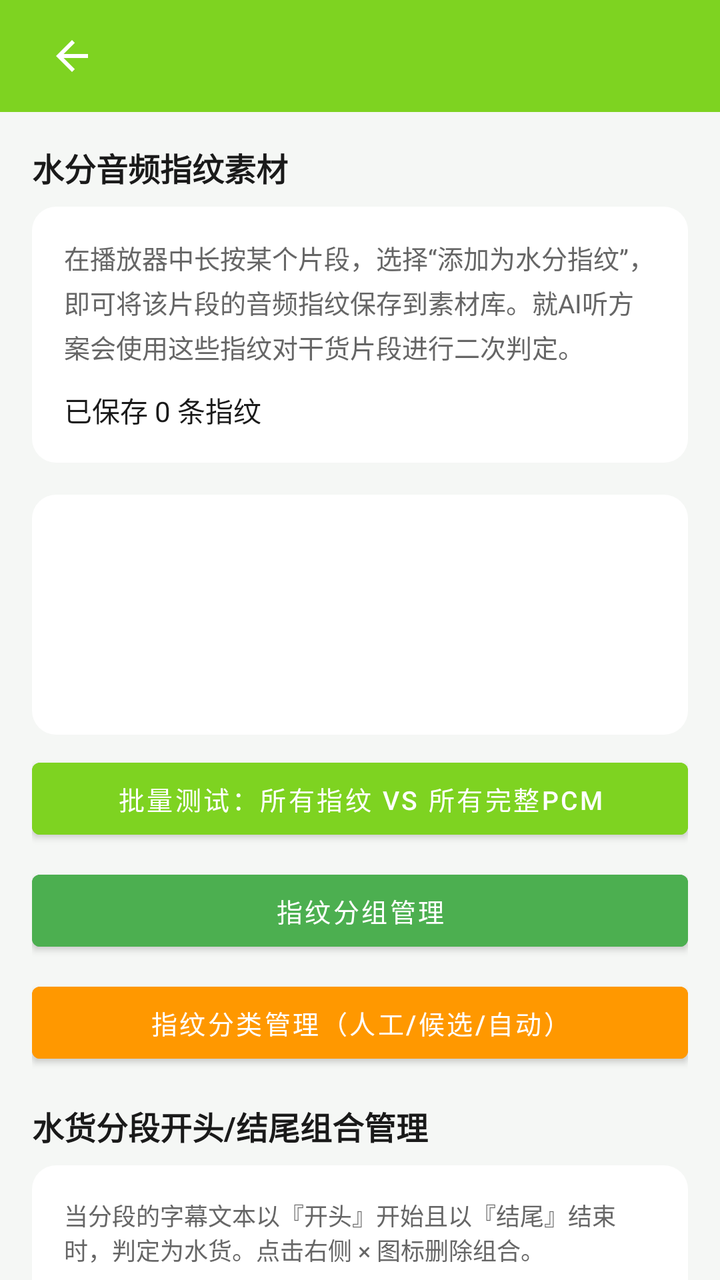
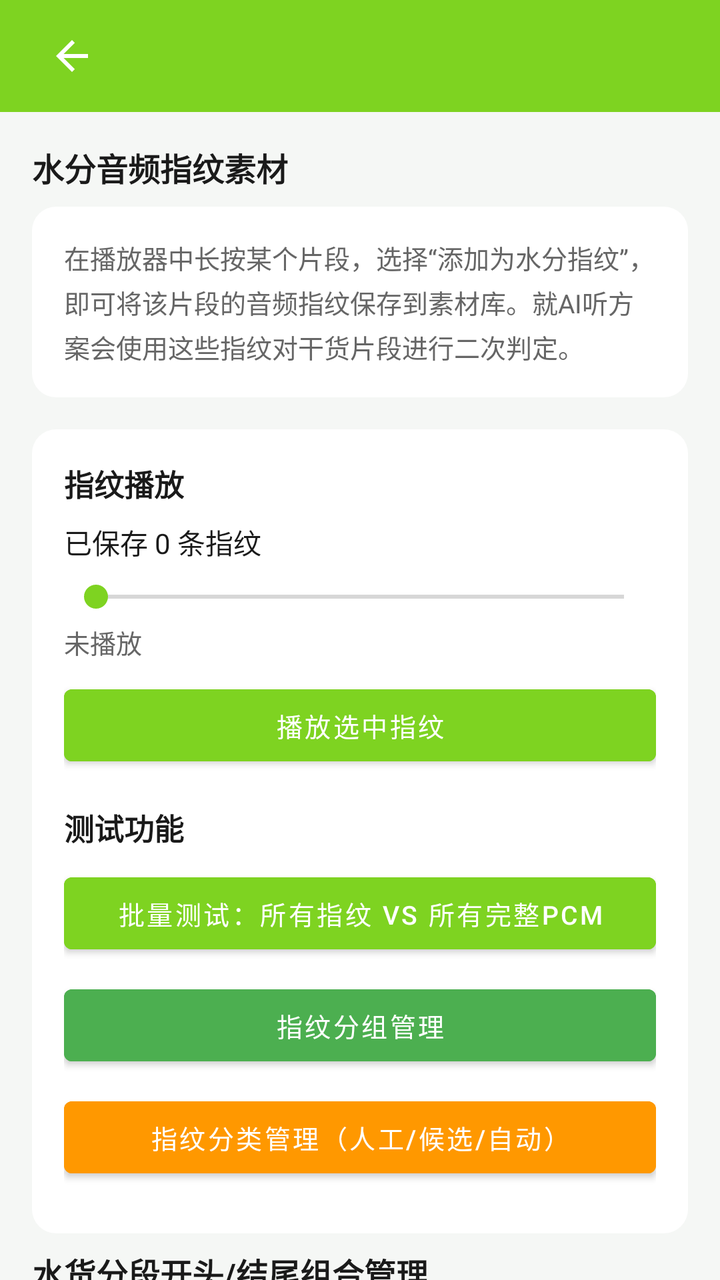

The first picture is an Android layout as it rendered before a commit; the second is the same layout after the commit. The layout source and the unified diff follow.
<!-- AndroidManifest.xml: application theme Theme.RadioApp.Fresh -->
<!-- res/layout/activity_keyword_settings.xml -->
<?xml version="1.0" encoding="utf-8"?>
<LinearLayout xmlns:android="http://schemas.android.com/apk/res/android"
    xmlns:app="http://schemas.android.com/apk/res-auto"
    android:layout_width="match_parent"
    android:layout_height="match_parent"
    android:orientation="vertical"
    android:background="?attr/appBackground">

    <include layout="@layout/view_title_bar" />

    <androidx.core.widget.NestedScrollView
        android:layout_width="match_parent"
        android:layout_height="match_parent">

        <LinearLayout
            android:layout_width="match_parent"
            android:layout_height="wrap_content"
            android:orientation="vertical"
            android:padding="16dp">

            
            <TextView
                android:layout_width="wrap_content"
                android:layout_height="wrap_content"
                android:text="水分音频指纹素材"
                android:textColor="?attr/appTextPrimary"
                android:textSize="16sp"
                android:textStyle="bold"
                android:layout_marginBottom="8dp" />

            <LinearLayout
                android:layout_width="match_parent"
                android:layout_height="wrap_content"
                android:orientation="vertical"
                android:background="@drawable/bg_card"
                android:padding="16dp"
                android:layout_marginBottom="16dp">

                <TextView
                    android:layout_width="wrap_content"
                    android:layout_height="wrap_content"
                    android:text="在播放器中长按某个片段，选择&#x201C;添加为水分指纹&#x201D;，即可将该片段的音频指纹保存到素材库。就AI听方案会使用这些指纹对干货片段进行二次判定。"
                    android:textColor="?attr/appTextSecondary"
                    android:textSize="13sp"
                    android:lineSpacingMultiplier="1.2" />

                <TextView
                    android:id="@+id/tv_fingerprint_count"
                    android:layout_width="wrap_content"
                    android:layout_height="wrap_content"
                    android:layout_marginTop="12dp"
                    android:text="已保存 0 条指纹"
                    android:textColor="?attr/appTextPrimary"
                    android:textSize="14sp" />
            </LinearLayout>

            
            <androidx.recyclerview.widget.RecyclerView
                android:id="@+id/recycler_audio_fingerprints"
                android:layout_width="match_parent"
                android:layout_height="wrap_content"
                android:minHeight="120dp"
                android:background="@drawable/bg_card"
                android:padding="8dp"
                android:layout_marginBottom="8dp"
                android:nestedScrollingEnabled="false" />

            <TextView
                android:id="@+id/tv_fingerprints_empty"
                android:layout_width="wrap_content"
                android:layout_height="wrap_content"
                android:layout_gravity="center_horizontal"
                android:layout_marginBottom="8dp"
                android:text="暂无音频指纹素材"
                android:textColor="?attr/appTextMuted"
                android:textSize="14sp"
                android:visibility="gone" />

            
            <Button
                android:id="@+id/btn_test_all_fingerprints"
                android:layout_width="match_parent"
                android:layout_height="wrap_content"
                android:text="批量测试：所有指纹 vs 所有完整PCM"
                android:textColor="@color/white"
                android:backgroundTint="?attr/appAccent"
                android:layout_marginBottom="8dp"
                android:textSize="13sp" />

            
            <Button
                android:id="@+id/btn_fingerprint_groups"
                android:layout_width="match_parent"
                android:layout_height="wrap_content"
                android:text="指纹分组管理"
                android:textColor="@color/white"
                android:backgroundTint="#4CAF50"
                android:layout_marginBottom="8dp"
                android:textSize="13sp" />

            
            <Button
                android:id="@+id/btn_fingerprint_management"
                android:layout_width="match_parent"
                android:layout_height="wrap_content"
                android:text="指纹分类管理（人工/候选/自动）"
                android:textColor="@color/white"
                android:backgroundTint="#FF9800"
                android:layout_marginBottom="16dp"
                android:textSize="13sp" />

            
            <TextView
                android:layout_width="wrap_content"
                android:layout_height="wrap_content"
                android:text="水货分段开头/结尾组合管理"
                android:textColor="?attr/appTextPrimary"
                android:textSize="16sp"
                android:textStyle="bold"
                android:layout_marginBottom="8dp" />

            <LinearLayout
                android:layout_width="match_parent"
                android:layout_height="wrap_content"
                android:orientation="vertical"
                android:background="@drawable/bg_card"
                android:padding="16dp"
                android:layout_marginBottom="16dp">

                <TextView
                    android:layout_width="wrap_content"
                    android:layout_height="wrap_content"
                    android:text="当分段的字幕文本以『开头』开始且以『结尾』结束时，判定为水货。点击右侧 × 图标删除组合。"
                    android:textColor="?attr/appTextSecondary"
                    android:textSize="12sp"
                    android:layout_marginBottom="8dp" />

                <LinearLayout
                    android:layout_width="match_parent"
                    android:layout_height="wrap_content"
                    android:orientation="horizontal"
                    android:gravity="center_vertical">

                    <EditText
                        android:id="@+id/et_combination_start"
                        android:layout_width="0dp"
                        android:layout_height="wrap_content"
                        android:layout_weight="1"
                        android:hint="开头文字"
                        android:textColor="?attr/appTextPrimary"
                        android:textColorHint="?attr/appTextSecondary"
                        android:background="@drawable/bg_card"
                        android:padding="12dp"
                        android:textSize="14sp"
                        android:singleLine="true"
                        android:imeOptions="actionNext" />

                    <EditText
                        android:id="@+id/et_combination_end"
                        android:layout_width="0dp"
                        android:layout_height="wrap_content"
                        android:layout_weight="1"
                        android:hint="结尾文字"
                        android:textColor="?attr/appTextPrimary"
                        android:textColorHint="?attr/appTextSecondary"
                        android:background="@drawable/bg_card"
                        android:padding="12dp"
                        android:textSize="14sp"
                        android:layout_marginStart="8dp"
                        android:singleLine="true"
                        android:imeOptions="actionDone" />
                </LinearLayout>

                <Button
                    android:id="@+id/btn_add_combination"
                    android:layout_width="match_parent"
                    android:layout_height="wrap_content"
                    android:text="添加组合"
                    android:textColor="@color/white"
                    android:backgroundTint="?attr/appAccent"
                    android:layout_marginTop="8dp" />

                <com.google.android.material.chip.ChipGroup
                    android:id="@+id/chip_group_combinations"
                    android:layout_width="match_parent"
                    android:layout_height="wrap_content"
                    android:layout_marginTop="12dp"
                    app:singleSelection="false"
                    app:chipSpacingHorizontal="8dp"
                    app:chipSpacingVertical="8dp" />

                <TextView
                    android:id="@+id/tv_combinations_empty"
                    android:layout_width="wrap_content"
                    android:layout_height="wrap_content"
                    android:text="暂无组合，请在上方输入并添加"
                    android:textColor="?attr/appTextMuted"
                    android:textSize="13sp"
                    android:layout_marginTop="4dp"
                    android:visibility="gone" />
            </LinearLayout>

        </LinearLayout>
    </androidx.core.widget.NestedScrollView>
</LinearLayout>
<!-- res/layout/view_title_bar.xml (included above) -->
<?xml version="1.0" encoding="utf-8"?>
<RelativeLayout xmlns:android="http://schemas.android.com/apk/res/android"
    android:layout_width="match_parent"
    android:layout_height="56dp"
    android:background="?attr/colorPrimary"
    android:paddingHorizontal="16dp">

    <ImageButton
        android:id="@+id/btn_back"
        android:layout_width="40dp"
        android:layout_height="40dp"
        android:layout_alignParentStart="true"
        android:layout_centerVertical="true"
        android:background="?attr/selectableItemBackgroundBorderless"
        android:src="@drawable/ic_back"
        android:contentDescription="返回" />

    <TextView
        android:id="@+id/tv_title"
        android:layout_width="wrap_content"
        android:layout_height="wrap_content"
        android:layout_centerInParent="true"
        android:textColor="?attr/colorOnPrimary"
        android:textSize="18sp"
        android:textStyle="bold" />
</RelativeLayout>
<!-- resources referenced by this layout -->
<resources>
  <color name="white">#FFFFFF</color>
  <!-- drawable bg_card (drawable) -->
  <?xml version="1.0" encoding="utf-8"?>
  <shape xmlns:android="http://schemas.android.com/apk/res/android" android:shape="rectangle">
      <solid android:color="?attr/appSurface" />
      <corners android:radius="12dp" />
  </shape>
  <!-- drawable ic_back (drawable) -->
  <?xml version="1.0" encoding="utf-8"?>
  <vector xmlns:android="http://schemas.android.com/apk/res/android"
      android:width="24dp"
      android:height="24dp"
      android:viewportWidth="24"
      android:viewportHeight="24">
      <path
          android:fillColor="#FFFFFF"
          android:pathData="M20,11H7.83l5.59,-5.59L12,4l-8,8 8,8 1.41,-1.41L7.83,13H20v-2z"/>
  </vector>
  <style name="Theme.RadioApp.Fresh" parent="Theme.MaterialComponents.Light.NoActionBar">
          <item name="colorPrimary">#7ED321</item>
          <item name="colorPrimaryVariant">#6BBF1A</item>
          <item name="colorOnPrimary">#FFFFFF</item>
          <item name="colorAccent">#7ED321</item>
          <item name="android:colorBackground">#F5F7F5</item>
          <item name="colorSurface">#FFFFFF</item>
          <item name="colorOnSurface">#1A1A1A</item>
          <item name="android:textColorPrimary">#1A1A1A</item>
          <item name="android:textColorSecondary">#666666</item>
          <item name="android:statusBarColor">#F5F7F5</item>
          <item name="android:navigationBarColor">#F5F7F5</item>
          <item name="appBackground">#F5F7F5</item>
          <item name="appSurface">#FFFFFF</item>
          <item name="appCardBackground">#FFFFFF</item>
          <item name="appTextPrimary">#1A1A1A</item>
          <item name="appTextSecondary">#666666</item>
          <item name="appTextMuted">#999999</item>
          <item name="appAccent">#7ED321</item>
          <item name="appAccentLight">#9EE855</item>
          <item name="appBorder">#E0E0E0</item>
          <item name="appDivider">#E0E0E0</item>
          <item name="appSuccess">#2ecc71</item>
          <item name="appWarning">#f39c12</item>
          <item name="appError">#e74c3c</item>
          <item name="appNavBackground">#FFFFFF</item>
          <item name="appNavActive">#7ED321</item>
          <item name="appNavInactive">#999999</item>
          <item name="appNotificationBackground">#FFFFFF</item>
          <item name="appNotificationText">#1A1A1A</item>
      </style>
</resources>

<!-- the commit's change to res/layout/activity_keyword_settings.xml (unified diff, before → after) -->
@@ -43,71 +43,107 @@
                     android:textColor="?attr/appTextSecondary"
                     android:textSize="13sp"
                     android:lineSpacingMultiplier="1.2" />
+            </LinearLayout>
+
+            
+            <LinearLayout
+                android:layout_width="match_parent"
+                android:layout_height="wrap_content"
+                android:orientation="vertical"
+                android:background="@drawable/bg_card"
+                android:padding="16dp"
+                android:layout_marginBottom="8dp">
+
+                <TextView
+                    android:layout_width="wrap_content"
+                    android:layout_height="wrap_content"
+                    android:text="指纹播放"
+                    android:textColor="?attr/appTextPrimary"
+                    android:textSize="15sp"
+                    android:textStyle="bold"
+                    android:layout_marginBottom="8dp" />
 
                 <TextView
                     android:id="@+id/tv_fingerprint_count"
                     android:layout_width="wrap_content"
                     android:layout_height="wrap_content"
-                    android:layout_marginTop="12dp"
                     android:text="已保存 0 条指纹"
                     android:textColor="?attr/appTextPrimary"
-                    android:textSize="14sp" />
+                    android:textSize="14sp"
+                    android:layout_marginBottom="8dp" />
+
+                
+                <SeekBar
+                    android:id="@+id/sb_playback_progress"
+                    android:layout_width="match_parent"
+                    android:layout_height="wrap_content"
+                    android:layout_marginBottom="4dp"
+                    android:max="1000"
+                    android:progress="0" />
+
+                <TextView
+                    android:id="@+id/tv_playback_status"
+                    android:layout_width="wrap_content"
+                    android:layout_height="wrap_content"
+                    android:text="未播放"
+                    android:textColor="?attr/appTextSecondary"
+                    android:textSize="13sp"
+                    android:layout_marginBottom="8dp" />
+
+                
+                <Button
+                    android:id="@+id/btn_playback_fingerprint"
+                    android:layout_width="match_parent"
+                    android:layout_height="wrap_content"
+                    android:text="播放选中指纹"
+                    android:textColor="@color/white"
+                    android:backgroundTint="?attr/appAccent"
+                    android:layout_marginBottom="8dp"
+                    android:textSize="13sp" />
+
+                <TextView
+                    android:layout_width="wrap_content"
+                    android:layout_height="wrap_content"
+                    android:text="测试功能"
+                    android:textColor="?attr/appTextPrimary"
+                    android:textSize="15sp"
+                    android:textStyle="bold"
+                    android:layout_marginTop="8dp"
+                    android:layout_marginBottom="8dp" />
+
+                
+                <Button
+                    android:id="@+id/btn_test_all_fingerprints"
+                    android:layout_width="match_parent"
+                    android:layout_height="wrap_content"
+                    android:text="批量测试：所有指纹 vs 所有完整PCM"
+                    android:textColor="@color/white"
+                    android:backgroundTint="?attr/appAccent"
+                    android:layout_marginBottom="8dp"
+                    android:textSize="13sp" />
+
+                
+                <Button
+                    android:id="@+id/btn_fingerprint_groups"
+                    android:layout_width="match_parent"
+                    android:layout_height="wrap_content"
+                    android:text="指纹分组管理"
+                    android:textColor="@color/white"
+                    android:backgroundTint="#4CAF50"
+                    android:layout_marginBottom="8dp"
+                    android:textSize="13sp" />
+
+                
+                <Button
+                    android:id="@+id/btn_fingerprint_management"
+                    android:layout_width="match_parent"
+                    android:layout_height="wrap_content"
+                    android:text="指纹分类管理（人工/候选/自动）"
+                    android:textColor="@color/white"
+                    android:backgroundTint="#FF9800"
+                    android:layout_marginBottom="8dp"
+                    android:textSize="13sp" />
             </LinearLayout>
-
-            
-            <androidx.recyclerview.widget.RecyclerView
-                android:id="@+id/recycler_audio_fingerprints"
-                android:layout_width="match_parent"
-                android:layout_height="wrap_content"
-                android:minHeight="120dp"
-                android:background="@drawable/bg_card"
-                android:padding="8dp"
-                android:layout_marginBottom="8dp"
-                android:nestedScrollingEnabled="false" />
-
-            <TextView
-                android:id="@+id/tv_fingerprints_empty"
-                android:layout_width="wrap_content"
-                android:layout_height="wrap_content"
-                android:layout_gravity="center_horizontal"
-                android:layout_marginBottom="8dp"
-                android:text="暂无音频指纹素材"
-                android:textColor="?attr/appTextMuted"
-                android:textSize="14sp"
-                android:visibility="gone" />
-
-            
-            <Button
-                android:id="@+id/btn_test_all_fingerprints"
-                android:layout_width="match_parent"
-                android:layout_height="wrap_content"
-                android:text="批量测试：所有指纹 vs 所有完整PCM"
-                android:textColor="@color/white"
-                android:backgroundTint="?attr/appAccent"
-                android:layout_marginBottom="8dp"
-                android:textSize="13sp" />
-
-            
-            <Button
-                android:id="@+id/btn_fingerprint_groups"
-                android:layout_width="match_parent"
-                android:layout_height="wrap_content"
-                android:text="指纹分组管理"
-                android:textColor="@color/white"
-                android:backgroundTint="#4CAF50"
-                android:layout_marginBottom="8dp"
-                android:textSize="13sp" />
-
-            
-            <Button
-                android:id="@+id/btn_fingerprint_management"
-                android:layout_width="match_parent"
-                android:layout_height="wrap_content"
-                android:text="指纹分类管理（人工/候选/自动）"
-                android:textColor="@color/white"
-                android:backgroundTint="#FF9800"
-                android:layout_marginBottom="16dp"
-                android:textSize="13sp" />
 
             
             <TextView
